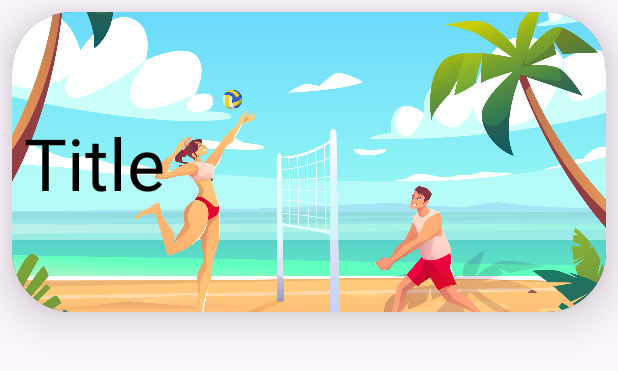
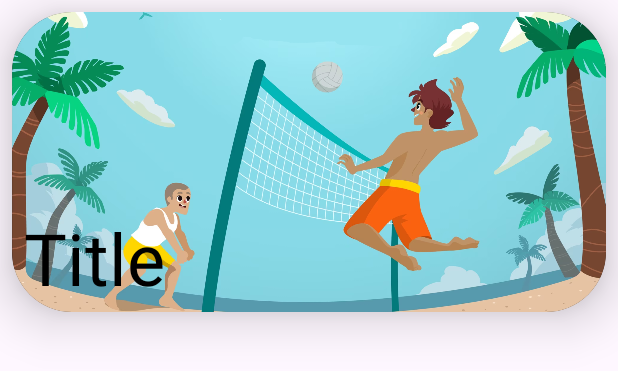
Before and after one commit to Vaibhavbansal15/Android_APPs, an Android app: the layout card_item_layout.xml on its own in the app's theme, with its tools: preview values and no code run, on a phone screen of 412 x 824 dp. Shown: the top 371 px of the screen. Run offline under Robolectric (Android 15) with nearby library versions, the phone set to English and light mode, and no system bars.

```diff
--- a/SportsApp/app/src/main/res/layout/activity_main.xml
+++ b/SportsApp/app/src/main/res/layout/activity_main.xml
@@ -8,8 +8,8 @@
 
     <ImageView
         android:id="@+id/imageViewHeader"
-        android:layout_width="0dp"
-        android:layout_height="265dp"
+        android:layout_width="match_parent"
+        android:layout_height="220dp"
         android:src="@drawable/header"
         app:layout_constraintEnd_toEndOf="parent"
         app:layout_constraintStart_toStartOf="parent"
--- a/SportsApp/app/src/main/res/layout/card_item_layout.xml
+++ b/SportsApp/app/src/main/res/layout/card_item_layout.xml
@@ -19,7 +19,7 @@
             android:id="@+id/imageViewCard"
             android:layout_width="0dp"
             android:layout_height="265dp"
-            android:src="@drawable/volleyball"
+            android:src="@drawable/volley"
             app:layout_constraintBottom_toBottomOf="parent"
             app:layout_constraintEnd_toEndOf="parent"
             app:layout_constraintStart_toStartOf="parent"
@@ -36,8 +36,10 @@
             android:textSize="48sp"
             app:layout_constraintBottom_toBottomOf="parent"
             app:layout_constraintEnd_toEndOf="parent"
+            app:layout_constraintHorizontal_bias="0.0"
             app:layout_constraintStart_toStartOf="parent"
-            app:layout_constraintTop_toTopOf="parent" />
+            app:layout_constraintTop_toTopOf="parent"
+            app:layout_constraintVertical_bias="0.97" />
 
     </androidx.constraintlayout.widget.ConstraintLayout>
 
```
Also changed, not shown: SportsApp/app/src/main/java/com/example/sportsapp/MainActivity.java (+29 -0 lines), SportsApp/app/src/main/res/drawable/basketball.png (added), SportsApp/app/src/main/res/drawable/football.png (added), SportsApp/app/src/main/res/drawable/ping.png (added), SportsApp/app/src/main/res/drawable/tennis.png (added), SportsApp/app/src/main/res/drawable/volley.png (added), SportsApp/app/src/main/res/drawable/volleyball.jpg (deleted), 1 other file.
